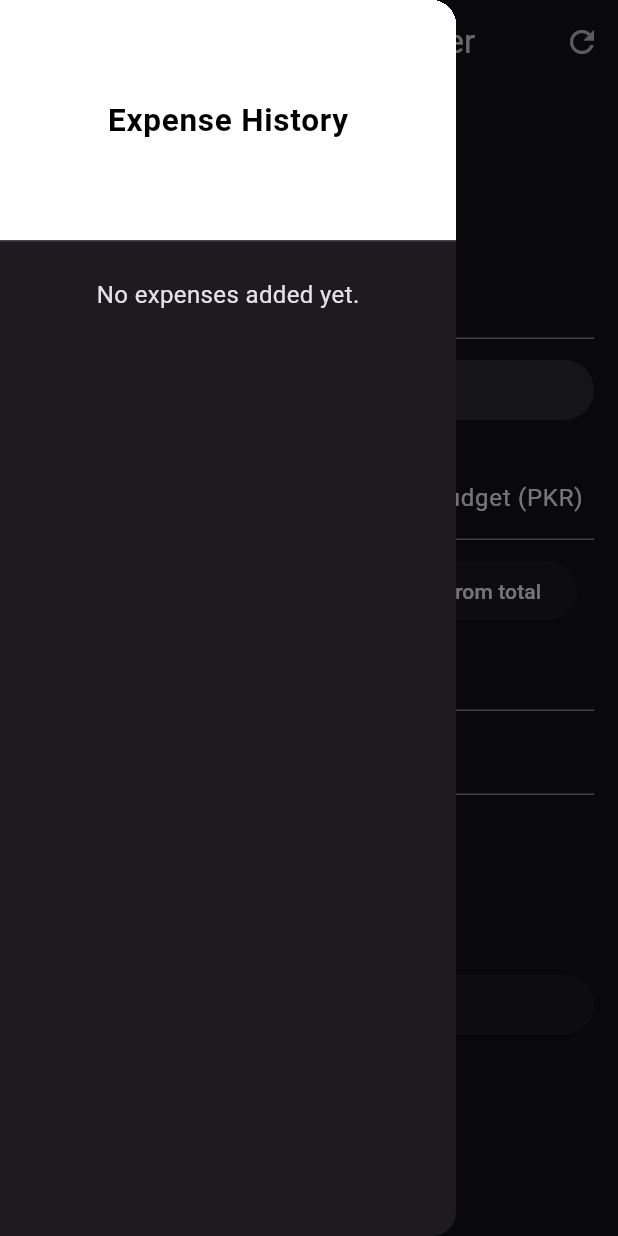
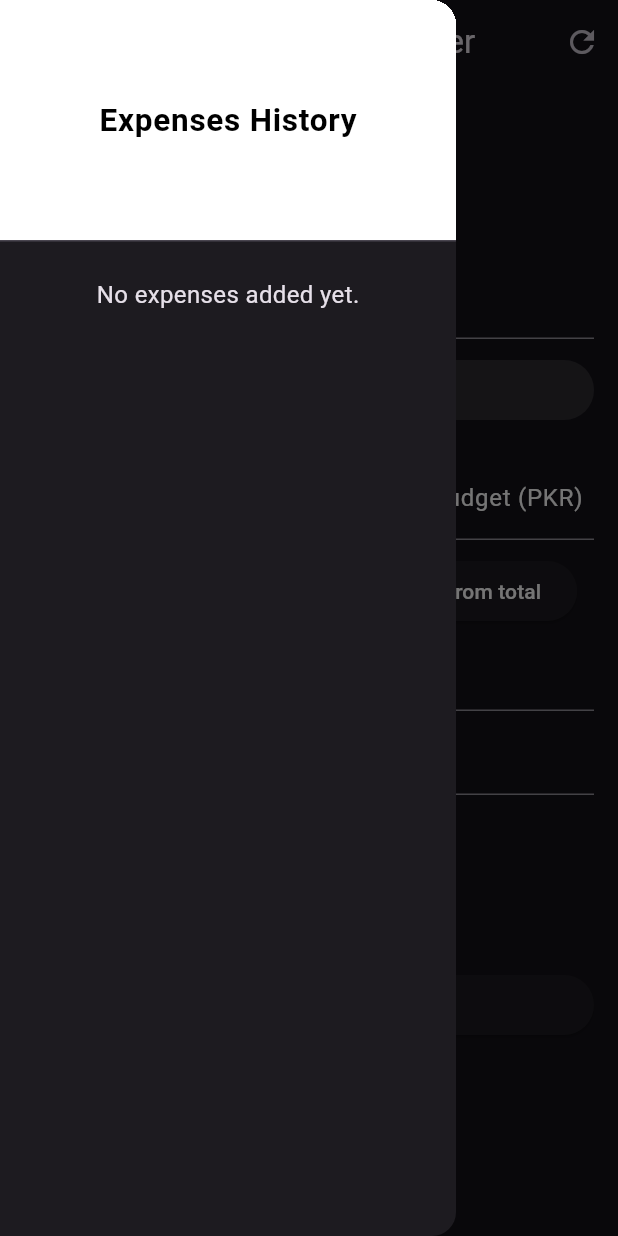
Before and after one commit to muneebiq3/expense, a Flutter app: the screen it shows after launch, with the side drawer open, on a phone screen of 412 x 824 dp. Run offline on Flutter 3.47's test engine with Material 3 defaults, Android fonts, the phone set to English and light mode, and no system bars; our stand-ins replace shared_preferences.

Commit message:
Formatting

```diff
--- a/expense_tracker/lib/main.dart
+++ b/expense_tracker/lib/main.dart
@@ -300,7 +300,7 @@ class _BudgetHomePageState extends State<BudgetHomePage> {
               padding: EdgeInsets.zero,
               child: Center(
                 child: Text(
-                  'Expense History',
+                  'Expenses History',
                   style: TextStyle(
                     color: Colors.black,
                     fontWeight: FontWeight.bold,
@@ -433,7 +433,7 @@ class _BudgetHomePageState extends State<BudgetHomePage> {
                   style: ElevatedButton.styleFrom(
                     foregroundColor: Colors.white
                   ),
-                  child: const Text("Define"),
+                  child: const Text("Set Monthly Budget"),
                 ),
               ),
               const SizedBox(height: 20),
```
